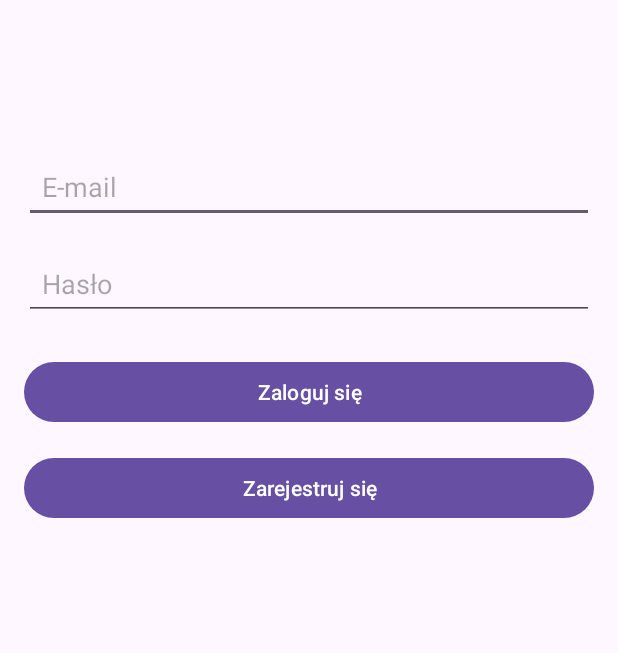
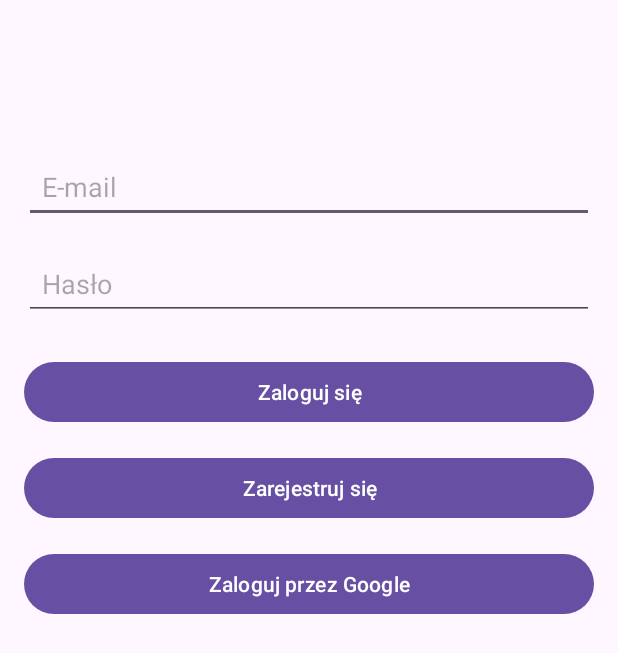
Before and after one commit to jedrek2504/LumpletApp, an Android app: the screen it shows after launch (LoginActivity), after a tap on "Login", on a phone screen of 412 x 824 dp. Shown: the top 653 px of the screen. Run offline under Robolectric (Android 15) with nearby library versions, the phone set to English and light mode, and no system bars; our stand-ins replace Firebase (no records; nobody signed in at launch, a user with empty details on screens opened directly).

Commit message:
Autentykacja dla email/passwd działa, todo: google

```diff
--- a/Lumplet/app/src/main/java/com/example/lumplet/Authentication.java
+++ b/Lumplet/app/src/main/java/com/example/lumplet/Authentication.java
@@ -1,14 +1,28 @@
 package com.example.lumplet;
 
+import android.content.Context;
+
+import com.google.android.gms.auth.api.signin.GoogleSignIn;
+import com.google.android.gms.auth.api.signin.GoogleSignInAccount;
+import com.google.android.gms.auth.api.signin.GoogleSignInClient;
+import com.google.android.gms.auth.api.signin.GoogleSignInOptions;
+import com.google.firebase.auth.AuthCredential;
 import com.google.firebase.auth.FirebaseAuth;
 import com.google.firebase.auth.FirebaseUser;
+import com.google.firebase.auth.GoogleAuthProvider;
 
 public class Authentication {
 
+    private GoogleSignInClient mGoogleSignInClient;
     private FirebaseAuth mAuth;
 
-    public Authentication() {
+    public Authentication(Context context) {
         mAuth = FirebaseAuth.getInstance();
+        GoogleSignInOptions gso = new GoogleSignInOptions.Builder(GoogleSignInOptions.DEFAULT_SIGN_IN)
+                .requestIdToken("621222884241-t4bif25qvt70m5kamvl8693sh8ljflco.apps.googleusercontent.com")
+                .requestEmail()
+                .build();
+        mGoogleSignInClient = GoogleSignIn.getClient(context, gso);
     }
 
     public FirebaseUser getCurrentUser() {
@@ -41,6 +55,22 @@ public class Authentication {
                 });
     }
 
+    public GoogleSignInClient getGoogleSignInClient() {
+        return mGoogleSignInClient;
+    }
+
+    public void firebaseAuthWithGoogle(GoogleSignInAccount acct, FirebaseAuthCompleteListener listener) {
+        AuthCredential credential = GoogleAuthProvider.getCredential(acct.getIdToken(), null);
+        mAuth.signInWithCredential(credential)
+                .addOnCompleteListener(task -> {
+                    if (task.isSuccessful()) {
+                        listener.onComplete(mAuth.getCurrentUser());
+                    } else {
+                        listener.onError(task.getException());
+                    }
+                });
+    }
+
     public void signOut() {
         mAuth.signOut();
     }
--- a/Lumplet/app/src/main/java/com/example/lumplet/LoginActivity.java
+++ b/Lumplet/app/src/main/java/com/example/lumplet/LoginActivity.java
@@ -24,7 +24,7 @@ public class LoginActivity extends AppCompatActivity {
         super.onCreate(savedInstanceState);
         setContentView(R.layout.login_activity);
 
-        auth = new Authentication();
+        auth = new Authentication(this);
 
         emailEditText = findViewById(R.id.emailEditText);
         passwordEditText = findViewById(R.id.passwordEditText);
--- a/Lumplet/app/src/main/java/com/example/lumplet/MainActivity.java
+++ b/Lumplet/app/src/main/java/com/example/lumplet/MainActivity.java
@@ -17,7 +17,7 @@ public class MainActivity extends AppCompatActivity {
         setContentView(R.layout.activity_main);
 
         // Inicjalizacja klasy Authentication
-        auth = new Authentication();
+        auth = new Authentication(this);
 
 //        // Sprawdzanie na startupie aplikacji czy użytkownik jest zalogowany
 //        if (auth.getCurrentUser() == null) {
--- a/Lumplet/app/src/main/res/layout/login_activity.xml
+++ b/Lumplet/app/src/main/res/layout/login_activity.xml
@@ -52,4 +52,15 @@
         android:layout_marginEnd="16dp"
         android:text="@string/register"/>
 
+    <!-- Google Login button -->
+    <Button
+        android:id="@+id/googleLoginButton"
+        android:layout_width="match_parent"
+        android:layout_height="wrap_content"
+        android:layout_below="@id/registerButton"
+        android:layout_marginStart="16dp"
+        android:layout_marginTop="16dp"
+        android:layout_marginEnd="16dp"
+        android:text="@string/google_login"/>
+
 </RelativeLayout>
--- a/Lumplet/app/src/main/res/values/strings.xml
+++ b/Lumplet/app/src/main/res/values/strings.xml
@@ -10,4 +10,5 @@
     <string name="login">Zaloguj się</string>
     <string name="register">Zarejestruj się</string>
     <string name="description_icon_user">Login</string>
+    <string name="google_login">Zaloguj przez Google</string>
 </resources>
```
